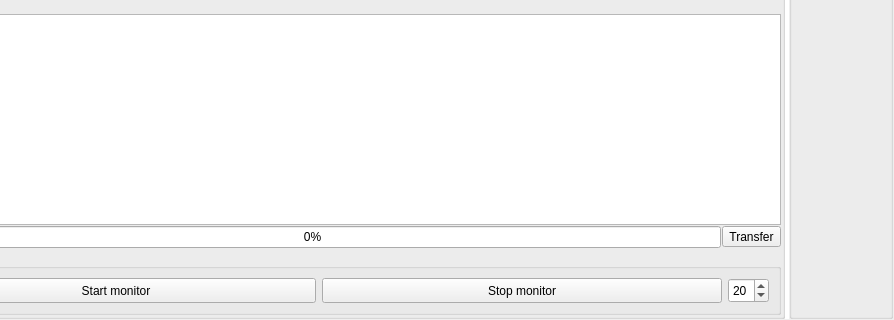
mantidproject/mantid, file qt/scientific_interfaces/ISISReflectometry/GUI/Runs/RunsWidget.ui: the form before one commit; both pictures show x 101 to 995 and y 221 to 541 of the 995 by 541 pixel window.
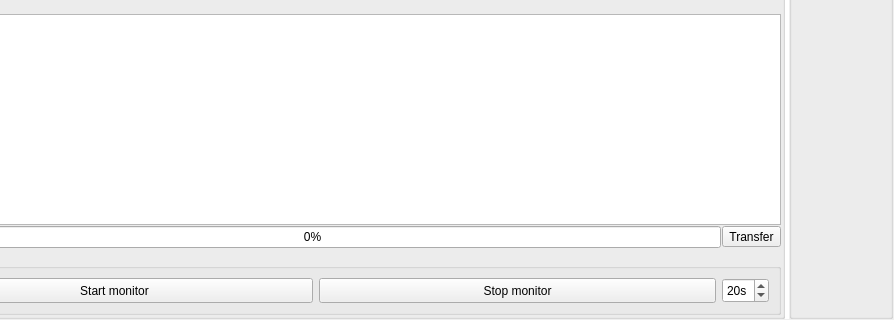
The form after the commit.

Commit message: Add suffix to spinbox

Diff of the .ui file:
```diff
--- a/qt/scientific_interfaces/ISISReflectometry/GUI/Runs/RunsWidget.ui
+++ b/qt/scientific_interfaces/ISISReflectometry/GUI/Runs/RunsWidget.ui
@@ -345,6 +345,9 @@
             </item>
             <item>
              <widget class="QSpinBox" name="spinBoxUpdateInterval">
+              <property name="suffix">
+               <string>s</string>
+              </property>
               <property name="sizePolicy">
                <sizepolicy hsizetype="Expanding" vsizetype="Fixed">
                 <horstretch>0</horstretch>
```
